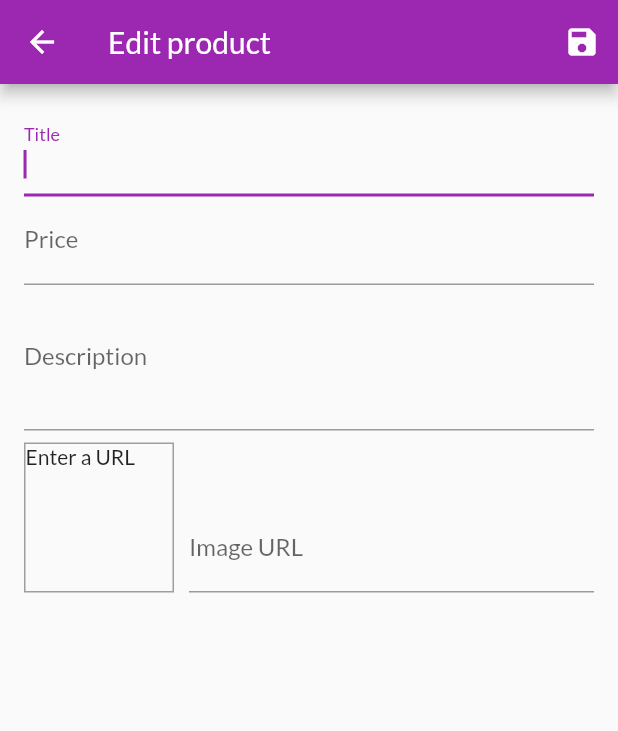
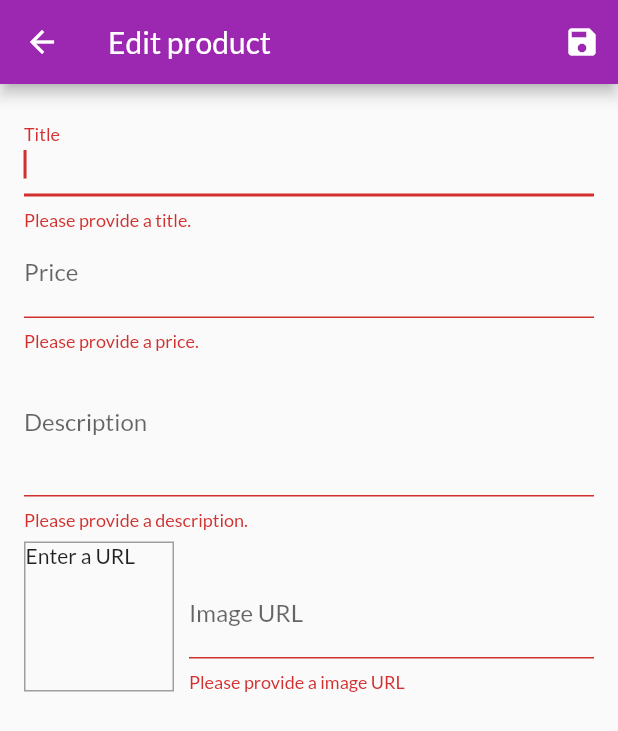
Before and after one commit to leosuncin/flutter_shop_app, a Flutter app: the EditProductScreen screen opened by its route, on a phone screen of 412 x 824 dp. Shown: the top 731 px of the screen. Run offline on Flutter 3.47's test engine with Material 2 defaults, Android fonts, the phone set to English and light mode, and no system bars; network calls fail.

Commit message:
Validate all inputs

```diff
--- a/lib/screens/edit_product_screen.dart
+++ b/lib/screens/edit_product_screen.dart
@@ -1,6 +1,8 @@
 import 'package:flutter/material.dart';
 
 import '../providers/product.dart';
+
+final RegExp _urlRegex = RegExp(r'^https?:\/\/[\w.\/?=&_%#-]*');
 
 class EditProductScreen extends StatefulWidget {
   static const routeName = '/edit/product';
@@ -18,7 +20,8 @@ class _EditProductScreenState extends State<EditProductScreen> {
   Product _editedProduct = Product.empty(id: UniqueKey().toString());
 
   _updateImageUrl() {
-    if (!_imageUrlFocusNode.hasFocus && _imageUrlCtrl.text.isNotEmpty) {
+    if (!_imageUrlFocusNode.hasFocus &&
+        _urlRegex.hasMatch(_imageUrlCtrl.text)) {
       setState(() {});
     }
   }
@@ -60,6 +63,7 @@ class _EditProductScreenState extends State<EditProductScreen> {
         padding: const EdgeInsets.all(16),
         child: Form(
           key: _form,
+          autovalidate: true,
           child: ListView(
             children: [
               TextFormField(
@@ -70,6 +74,11 @@ class _EditProductScreenState extends State<EditProductScreen> {
                 textInputAction: TextInputAction.next,
                 onFieldSubmitted: (_) {
                   FocusScope.of(context).requestFocus(_priceFocusNode);
+                },
+                validator: (value) {
+                  if (value.isEmpty) return 'Please provide a title.';
+                  if (value.length < 4) return 'Title is too short.';
+                  return null;
                 },
                 onSaved: (value) {
                   setState(() {
@@ -89,6 +98,15 @@ class _EditProductScreenState extends State<EditProductScreen> {
                 onFieldSubmitted: (_) {
                   FocusScope.of(context).requestFocus(_descriptionFocusNode);
                 },
+                validator: (value) {
+                  if (value.isEmpty) return 'Please provide a price.';
+
+                  final number = int.tryParse(value) ?? double.tryParse(value);
+
+                  if (number == null) return 'Price should be a number.';
+                  if (number <= 0) return 'Price should be greater than zero.';
+                  return null;
+                },
                 onSaved: (value) {
                   setState(() {
                     _editedProduct = _editedProduct.copyWith(
@@ -104,6 +122,13 @@ class _EditProductScreenState extends State<EditProductScreen> {
                 maxLines: 3,
                 keyboardType: TextInputType.multiline,
                 focusNode: _descriptionFocusNode,
+                validator: (value) {
+                  if (value.isEmpty || value.trim().isEmpty)
+                    return 'Please provide a description.';
+                  if (value.length < 10)
+                    return 'Description should be at least 10 characters long.';
+                  return null;
+                },
                 onSaved: (value) {
                   setState(() {
                     _editedProduct = _editedProduct.copyWith(
@@ -142,6 +167,12 @@ class _EditProductScreenState extends State<EditProductScreen> {
                       controller: _imageUrlCtrl,
                       focusNode: _imageUrlFocusNode,
                       onFieldSubmitted: (_) => _saveForm(),
+                      validator: (value) {
+                        if (value.isEmpty) return 'Please provide a image URL';
+                        if (!_urlRegex.hasMatch(value))
+                          return 'Please enter a valid URL.';
+                        return null;
+                      },
                       onSaved: (value) {
                         setState(() {
                           _editedProduct = _editedProduct.copyWith(
```
